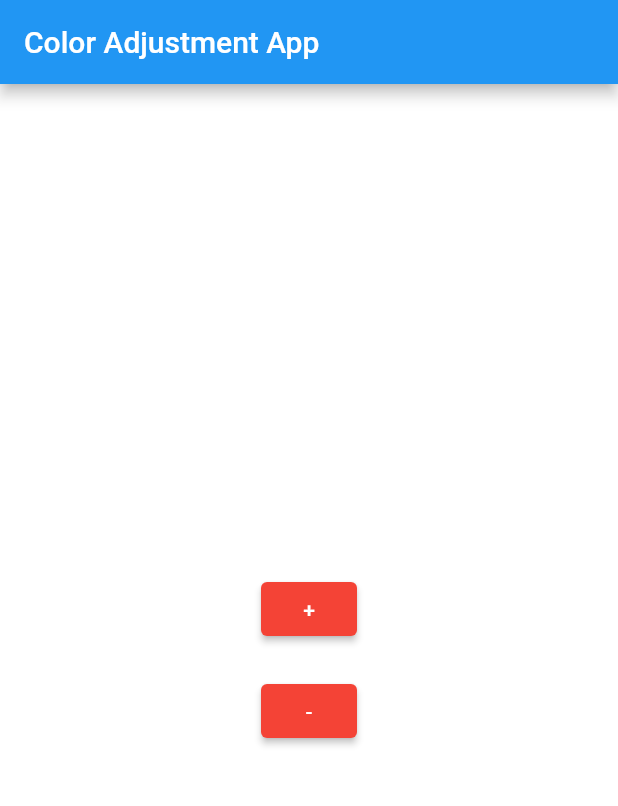
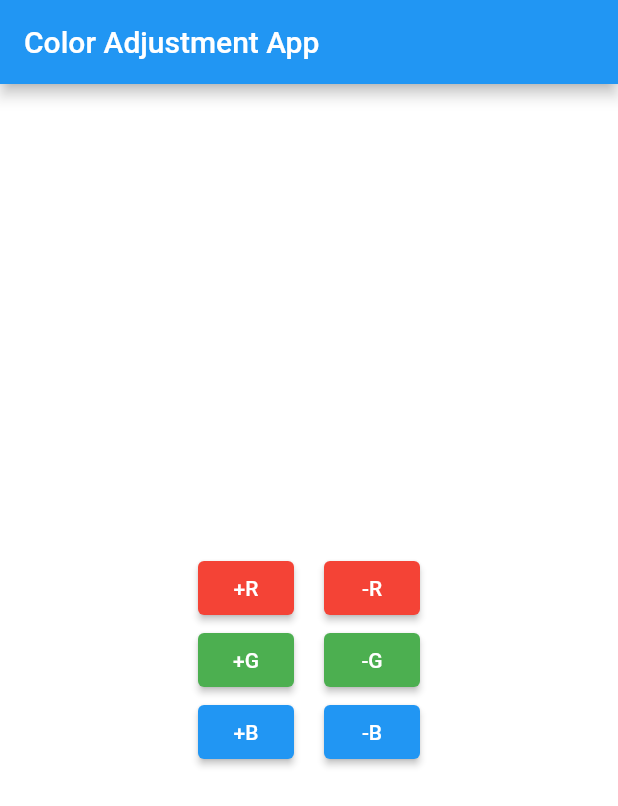
Before and after one commit to rafa-simoes22/tons_cores, a Flutter app: the screen it shows after launch, on a phone screen of 412 x 824 dp. Shown: the top 806 px of the screen. Run offline on Flutter 3.47's test engine with Material 2 defaults, Android fonts, the phone set to English and light mode, and no system bars.

Commit message:
quase lá

```diff
--- a/lib/main.dart
+++ b/lib/main.dart
@@ -19,24 +19,17 @@ class ColorAdjustmentApp extends StatefulWidget {
 }
 
 class _ColorAdjustmentAppState extends State<ColorAdjustmentApp> {
-  int redValue = 255; // Initial red value (255 for maximum)
-  Color backgroundColor = Colors.white; // Initial background color
+  int redValue = 255;
+  int greenValue = 255;
+  int blueValue = 255;
+  Color backgroundColor = Colors.white;
 
-  void increaseRed() {
+  void adjustColor(int deltaR, int deltaG, int deltaB) {
     setState(() {
-      if (redValue < 255) {
-        redValue += 10;
-        backgroundColor = Color.fromARGB(255, redValue, 0, 0);
-      }
-    });
-  }
-
-  void decreaseRed() {
-    setState(() {
-      if (redValue > 0) {
-        redValue -= 10;
-        backgroundColor = Color.fromARGB(255, redValue, 0, 0);
-      }
+      redValue = (redValue + deltaR).clamp(0, 255);
+      greenValue = (greenValue + deltaG).clamp(0, 255);
+      blueValue = (blueValue + deltaB).clamp(0, 255);
+      backgroundColor = Color.fromARGB(255, redValue, greenValue, blueValue);
     });
   }
 
@@ -52,16 +45,53 @@ class _ColorAdjustmentAppState extends State<ColorAdjustmentApp> {
           child: Column(
             mainAxisAlignment: MainAxisAlignment.center,
             children: [
-              ElevatedButton(
-                onPressed: increaseRed,
-                child: Text('+'),
-                style: ElevatedButton.styleFrom(primary: Colors.red),
+              Row(
+                mainAxisAlignment: MainAxisAlignment.center,
+                children: [
+                  ElevatedButton(
+                    onPressed: () => adjustColor(10, 0, 0),
+                    child: Text('+R'),
+                    style: ElevatedButton.styleFrom(primary: Colors.red),
+                  ),
+                  SizedBox(width: 20),
+                  ElevatedButton(
+                    onPressed: () => adjustColor(-10, 0, 0),
+                    child: Text('-R'),
+                    style: ElevatedButton.styleFrom(primary: Colors.red),
+                  ),
+                ],
               ),
-              SizedBox(height: 20),
-              ElevatedButton(
-                onPressed: decreaseRed,
-                child: Text('-'),
-                style: ElevatedButton.styleFrom(primary: Colors.red),
+              Row(
+                mainAxisAlignment: MainAxisAlignment.center,
+                children: [
+                  ElevatedButton(
+                    onPressed: () => adjustColor(0, 10, 0),
+                    child: Text('+G'),
+                    style: ElevatedButton.styleFrom(primary: Colors.green),
+                  ),
+                  SizedBox(width: 20),
+                  ElevatedButton(
+                    onPressed: () => adjustColor(0, -10, 0),
+                    child: Text('-G'),
+                    style: ElevatedButton.styleFrom(primary: Colors.green),
+                  ),
+                ],
+              ),
+              Row(
+                mainAxisAlignment: MainAxisAlignment.center,
+                children: [
+                  ElevatedButton(
+                    onPressed: () => adjustColor(0, 0, 10),
+                    child: Text('+B'),
+                    style: ElevatedButton.styleFrom(primary: Colors.blue),
+                  ),
+                  SizedBox(width: 20),
+                  ElevatedButton(
+                    onPressed: () => adjustColor(0, 0, -10),
+                    child: Text('-B'),
+                    style: ElevatedButton.styleFrom(primary: Colors.blue),
+                  ),
+                ],
               ),
             ],
           ),
```
